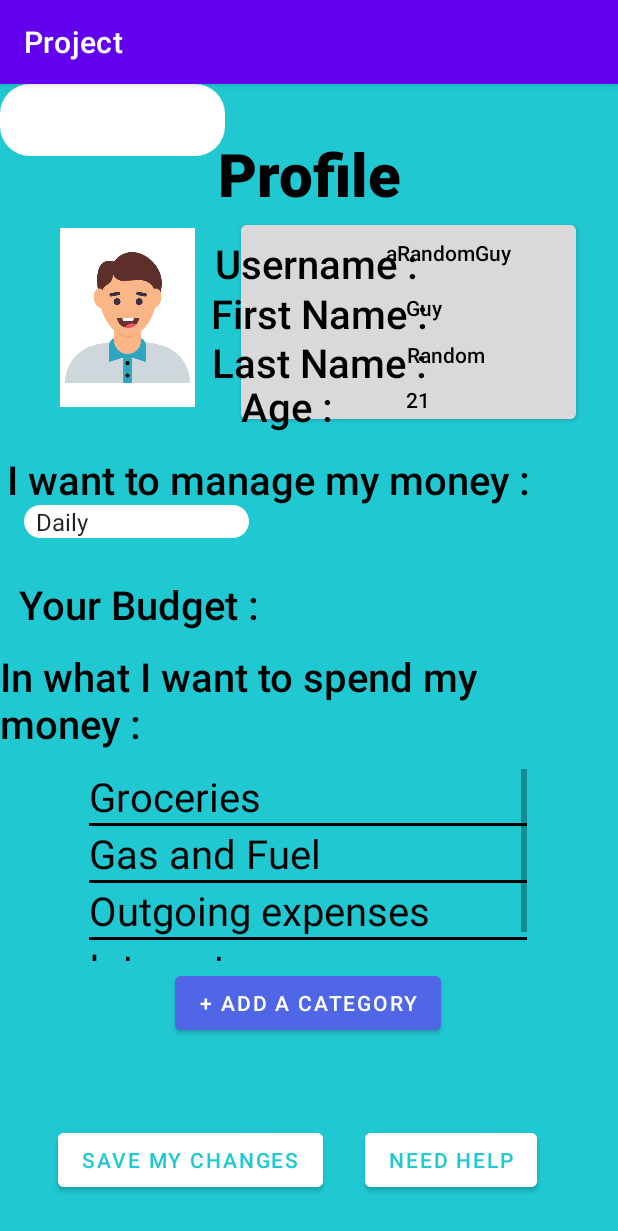
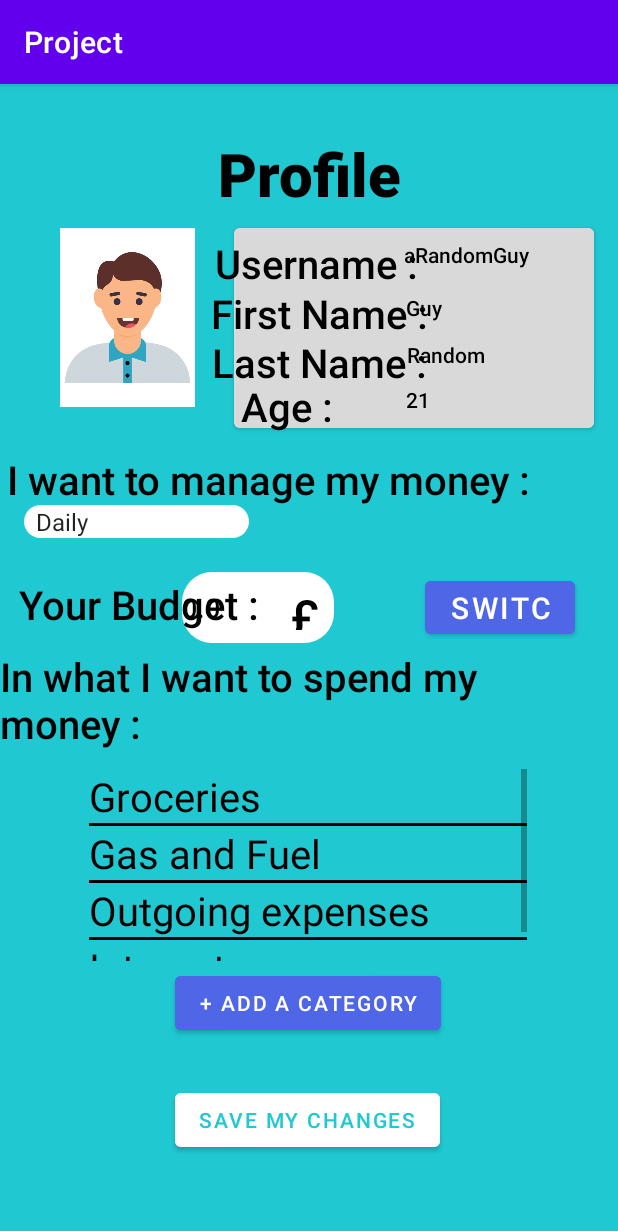
Before and after one commit to JoGaudin/Project, an Android app: the Profile_v2 screen opened directly, with no data from a screen before it, on a phone screen of 412 x 824 dp. Shown: the top 1231 px of the screen. Run offline under Robolectric (Android 15) with nearby library versions, the phone set to English and light mode, and no system bars.

Commit message:
profile adding budget converter

```diff
--- a/app/src/main/java/com/example/project/Profile_v2.java
+++ b/app/src/main/java/com/example/project/Profile_v2.java
@@ -5,15 +5,23 @@ import androidx.appcompat.app.AppCompatActivity;
 import android.os.Bundle;
 import android.util.Log;
 import android.view.View;
-import android.widget.AdapterView;
 import android.widget.ArrayAdapter;
-import android.widget.AutoCompleteTextView;
 import android.widget.Button;
+import android.widget.EditText;
 import android.widget.ListView;
 import android.widget.Spinner;
+import android.widget.TextView;
 import android.widget.Toast;
 
+import java.text.DecimalFormat;
+
 public class Profile_v2 extends AppCompatActivity {
+
+    // Budget
+    Button chCurr;
+    EditText budgetInput;
+    DecimalFormat round = new DecimalFormat("0.0");
+    TextView symbol;
 
     // Categories list view
     String[] categories = {"Groceries", "Gas and Fuel", "Outgoing expenses", "Internet"};
@@ -47,7 +55,7 @@ public class Profile_v2 extends AppCompatActivity {
         listView.setAdapter(arrayAdapter);
 
         // Adding a category when clicking the "Add Category Button"
-        addCat = (Button) findViewById((R.id.addCategory));
+        addCat = (Button) findViewById((R.id.changeCurr));
         addCat.setOnClickListener(new View.OnClickListener() {
             @Override
             public void onClick(View view) {
@@ -57,7 +65,6 @@ public class Profile_v2 extends AppCompatActivity {
 
         // Other buttons
         saveCh = (Button) findViewById(R.id.saveButton2);
-        needHlp = (Button) findViewById(R.id.helpButton);
 
         saveCh.setOnClickListener(new View.OnClickListener() {
             @Override
@@ -66,13 +73,49 @@ public class Profile_v2 extends AppCompatActivity {
             }
         });
 
-        needHlp.setOnClickListener(new View.OnClickListener() {
+        // Budget
+        chCurr = (Button) findViewById(R.id.changeCurr);
+        budgetInput = (EditText) findViewById(R.id.budgetEdit);
+        symbol = (TextView) findViewById(R.id.currSymbol);
+
+        chCurr.setOnClickListener(new View.OnClickListener() {
             @Override
             public void onClick(View view) {
-                Log.i("need help", "onClick: CHCHHCUCU");
+                String editTextVal = budgetInput.getText().toString();
+                if(editTextVal.isEmpty()) {
+                    Toast.makeText(getApplicationContext(), "Please enter a budget value", Toast.LENGTH_LONG).show();
+                }
+                else if(chCurr.getText() == "Switch to €") {
+                    // Changing the value inside the editText
+                    double intEditText = Double.parseDouble(editTextVal);
+                    double convertedVal = convertToEuros(intEditText);
+                    String resString = String.valueOf(round.format(convertedVal));
+                    budgetInput.setText(resString);
+                    // Changing the button value from € to £ and the symbol too
+                    symbol.setText("€");
+                    chCurr.setText("Switch to £");
+                } else {
+                    double intEditText = Double.parseDouble(editTextVal);
+                    double convertedVal = convertToPounds(intEditText);
+                    String resString = String.valueOf(round.format(convertedVal));
+                    budgetInput.setText(resString);
+                    symbol.setText("£");
+                    chCurr.setText("Switch to €");
+                }
+                Log.i("change help", "onClick: yayaay");
             }
         });
+    }
 
+    public double convertToEuros(double poundVal){
+        double resEuro;
+        resEuro = 1.16*poundVal;
+        return resEuro;
+    }
 
+    public double convertToPounds(double euroVal){
+        double resPound;
+        resPound = euroVal/1.16;
+        return resPound;
     }
 }
--- a/app/src/main/res/layout/activity_profile_v2.xml
+++ b/app/src/main/res/layout/activity_profile_v2.xml
@@ -8,33 +8,86 @@
     >
 
     <androidx.constraintlayout.widget.ConstraintLayout
+        android:id="@+id/constraintLayout"
         android:layout_width="match_parent"
-        android:layout_height="match_parent">
-
-        <Button
-            android:id="@+id/big_frame"
-            android:layout_width="223dp"
-            android:layout_height="141dp"
-            android:backgroundTint="@color/grey"
-            app:layout_constraintBottom_toBottomOf="parent"
-            app:layout_constraintEnd_toEndOf="parent"
-            app:layout_constraintHorizontal_bias="0.851"
-            app:layout_constraintStart_toStartOf="parent"
-            app:layout_constraintTop_toTopOf="parent"
-            app:layout_constraintVertical_bias="0.14" />
+        android:layout_height="match_parent"
+        tools:layout_editor_absoluteX="0dp"
+        tools:layout_editor_absoluteY="0dp">
 
         <EditText
             android:id="@+id/budgetEdit"
-            android:layout_width="150dp"
-            android:layout_height="wrap_content"
+            android:layout_width="101dp"
+            android:layout_height="47dp"
             android:background="@drawable/inputbox"
             android:fontFamily="sans-serif-medium"
             android:inputType="numberDecimal"
             android:minWidth="48dp"
             android:minHeight="48dp"
+            android:text="0.0"
             android:textColor="@color/black"
-            tools:layout_editor_absoluteX="130dp"
-            tools:layout_editor_absoluteY="311dp" />
+            app:layout_constraintBottom_toBottomOf="parent"
+            app:layout_constraintEnd_toEndOf="parent"
+            app:layout_constraintHorizontal_bias="0.39"
+            app:layout_constraintStart_toStartOf="parent"
+            app:layout_constraintTop_toTopOf="parent"
+            app:layout_constraintVertical_bias="0.451" />
+
+        <Button
+            android:id="@+id/changeCurr"
+            android:layout_width="100dp"
+            android:layout_height="47dp"
+            android:backgroundTint="@color/dark_button"
+            android:text="Switch to €"
+            android:textColor="@color/white"
+            android:textSize="30px"
+            app:layout_constraintBottom_toBottomOf="parent"
+            app:layout_constraintEnd_toEndOf="parent"
+            app:layout_constraintHorizontal_bias="0.909"
+            app:layout_constraintStart_toStartOf="parent"
+            app:layout_constraintTop_toTopOf="parent"
+            app:layout_constraintVertical_bias="0.451" />
+
+        <TextView
+            android:id="@+id/currSymbol"
+            android:layout_width="24dp"
+            android:layout_height="31dp"
+            android:fontFamily="sans-serif-medium"
+            android:text="£"
+            android:textColor="@color/black"
+            android:textSize="50px"
+            app:layout_constraintBottom_toBottomOf="parent"
+            app:layout_constraintEnd_toEndOf="parent"
+            app:layout_constraintHorizontal_bias="0.498"
+            app:layout_constraintStart_toStartOf="parent"
+            app:layout_constraintTop_toTopOf="parent"
+            app:layout_constraintVertical_bias="0.452" />
+
+        <Button
+            android:id="@+id/saveButton2"
+            android:layout_width="wrap_content"
+            android:layout_height="wrap_content"
+            android:backgroundTint="@color/white"
+            android:text="Save My Changes"
+            android:textColor="@color/bg"
+            app:layout_constraintBottom_toBottomOf="parent"
+            app:layout_constraintEnd_toEndOf="parent"
+            app:layout_constraintHorizontal_bias="0.497"
+            app:layout_constraintStart_toStartOf="parent"
+            app:layout_constraintTop_toTopOf="parent"
+            app:layout_constraintVertical_bias="0.926" />
+
+        <Button
+            android:id="@+id/big_frame"
+            android:layout_width="240dp"
+            android:layout_height="145dp"
+            android:backgroundTint="@color/grey"
+            app:layout_constraintBottom_toBottomOf="parent"
+            app:layout_constraintEnd_toEndOf="parent"
+            app:layout_constraintHorizontal_bias="0.906"
+            app:layout_constraintStart_toStartOf="parent"
+            app:layout_constraintTop_toTopOf="parent"
+            app:layout_constraintVertical_bias="0.145" />
+
     </androidx.constraintlayout.widget.ConstraintLayout>
 
     <TextView
@@ -51,6 +104,162 @@
         app:layout_constraintTop_toTopOf="parent"
         app:layout_constraintVertical_bias="0.046" />
 
+    <Button
+        android:id="@+id/addCategory2"
+        android:layout_width="wrap_content"
+        android:layout_height="wrap_content"
+        android:backgroundTint="@color/dark_button"
+        android:text="+ Add a Category"
+        android:textColor="@color/white"
+        app:layout_constraintBottom_toBottomOf="parent"
+        app:layout_constraintEnd_toEndOf="parent"
+        app:layout_constraintHorizontal_bias="0.497"
+        app:layout_constraintStart_toStartOf="parent"
+        app:layout_constraintTop_toTopOf="parent"
+        app:layout_constraintVertical_bias="0.818" />
+
+    <ImageView
+        android:id="@+id/imageView"
+        android:layout_width="90dp"
+        android:layout_height="119dp"
+        android:background="@color/white"
+        app:layout_constraintBottom_toBottomOf="parent"
+        app:layout_constraintEnd_toEndOf="parent"
+        app:layout_constraintHorizontal_bias="0.124"
+        app:layout_constraintStart_toStartOf="parent"
+        app:layout_constraintTop_toTopOf="parent"
+        app:layout_constraintVertical_bias="0.148"
+        app:srcCompat="@drawable/guy" />
+
+    <ListView
+        android:id="@+id/simplelistview"
+        android:layout_width="292dp"
+        android:layout_height="128dp"
+        android:divider="@color/black"
+        android:dividerHeight="2dp"
+        android:textColor="@color/black"
+        app:layout_constraintBottom_toBottomOf="parent"
+        app:layout_constraintEnd_toEndOf="parent"
+        app:layout_constraintHorizontal_bias="0.495"
+        app:layout_constraintStart_toStartOf="parent"
+        app:layout_constraintTop_toTopOf="parent"
+        app:layout_constraintVertical_bias="0.714" />
+
+    <TextView
+        android:id="@+id/lastNameInput"
+        android:layout_width="wrap_content"
+        android:layout_height="wrap_content"
+        android:fontFamily="sans-serif-medium"
+        android:text="Random"
+        android:textColor="@color/black"
+        app:layout_constraintBottom_toBottomOf="parent"
+        app:layout_constraintEnd_toEndOf="parent"
+        app:layout_constraintHorizontal_bias="0.754"
+        app:layout_constraintStart_toStartOf="parent"
+        app:layout_constraintTop_toTopOf="parent"
+        app:layout_constraintVertical_bias="0.228" />
+
+    <TextView
+        android:id="@+id/firstNameInput"
+        android:layout_width="wrap_content"
+        android:layout_height="wrap_content"
+        android:fontFamily="sans-serif-medium"
+        android:text="Guy"
+        android:textColor="@color/black"
+        app:layout_constraintBottom_toBottomOf="parent"
+        app:layout_constraintEnd_toEndOf="parent"
+        app:layout_constraintHorizontal_bias="0.697"
+        app:layout_constraintStart_toStartOf="parent"
+        app:layout_constraintTop_toTopOf="parent"
+        app:layout_constraintVertical_bias="0.186" />
+
+    <TextView
+        android:id="@+id/ageTxt"
+        android:layout_width="wrap_content"
+        android:layout_height="wrap_content"
+        android:fontFamily="sans-serif-medium"
+        android:text="Age :"
+        android:textColor="@color/black"
+        android:textSize="40px"
+        app:layout_constraintBottom_toBottomOf="parent"
+        app:layout_constraintEnd_toEndOf="parent"
+        app:layout_constraintHorizontal_bias="0.458"
+        app:layout_constraintStart_toStartOf="parent"
+        app:layout_constraintTop_toTopOf="parent"
+        app:layout_constraintVertical_bias="0.269" />
+
+    <Spinner
+        android:id="@+id/spiinner"
+        android:layout_width="150dp"
+        android:layout_height="wrap_content"
+        android:background="@drawable/inputbox"
+        android:spinnerMode="dropdown"
+        app:layout_constraintBottom_toBottomOf="parent"
+        app:layout_constraintEnd_toEndOf="parent"
+        app:layout_constraintHorizontal_bias="0.061"
+        app:layout_constraintStart_toStartOf="parent"
+        app:layout_constraintTop_toTopOf="parent"
+        app:layout_constraintVertical_bias="0.376" />
+
+    <TextView
+        android:id="@+id/budgetTxt2"
+        android:layout_width="wrap_content"
+        android:layout_height="wrap_content"
+        android:fontFamily="sans-serif-medium"
+        android:text="Your Budget :"
+        android:textColor="@color/black"
+        android:textSize="40px"
+        app:layout_constraintBottom_toBottomOf="parent"
+        app:layout_constraintEnd_toEndOf="parent"
+        app:layout_constraintHorizontal_bias="0.05"
+        app:layout_constraintStart_toStartOf="parent"
+        app:layout_constraintTop_toTopOf="parent"
+        app:layout_constraintVertical_bias="0.449" />
+
+    <TextView
+        android:id="@+id/firstNameTxt"
+        android:layout_width="wrap_content"
+        android:layout_height="wrap_content"
+        android:fontFamily="sans-serif-medium"
+        android:text="First Name :"
+        android:textColor="@color/black"
+        android:textSize="40px"
+        app:layout_constraintBottom_toBottomOf="parent"
+        app:layout_constraintEnd_toEndOf="parent"
+        app:layout_constraintHorizontal_bias="0.527"
+        app:layout_constraintStart_toStartOf="parent"
+        app:layout_constraintTop_toTopOf="parent"
+        app:layout_constraintVertical_bias="0.184" />
+
+    <TextView
+        android:id="@+id/usernameInput"
+        android:layout_width="wrap_content"
+        android:layout_height="wrap_content"
+        android:fontFamily="sans-serif-medium"
+        android:text="aRandomGuy"
+        android:textColor="@color/black"
+        app:layout_constraintBottom_toBottomOf="parent"
+        app:layout_constraintEnd_toEndOf="parent"
+        app:layout_constraintHorizontal_bias="0.82"
+        app:layout_constraintStart_toStartOf="parent"
+        app:layout_constraintTop_toTopOf="parent"
+        app:layout_constraintVertical_bias="0.139" />
+
+    <TextView
+        android:id="@+id/freqTxt"
+        android:layout_width="wrap_content"
+        android:layout_height="wrap_content"
+        android:fontFamily="sans-serif-medium"
+        android:text="I want to manage my money :"
+        android:textColor="@color/black"
+        android:textSize="40px"
+        app:layout_constraintBottom_toBottomOf="parent"
+        app:layout_constraintEnd_toEndOf="parent"
+        app:layout_constraintHorizontal_bias="0.075"
+        app:layout_constraintStart_toStartOf="parent"
+        app:layout_constraintTop_toTopOf="parent"
+        app:layout_constraintVertical_bias="0.335" />
+
     <TextView
         android:id="@+id/ageInput"
         android:layout_width="wrap_content"
@@ -64,7 +273,6 @@
         app:layout_constraintStart_toStartOf="parent"
         app:layout_constraintTop_toTopOf="parent"
         app:layout_constraintVertical_bias="0.268" />
-
 
     <TextView
         android:id="@+id/userTxt"
@@ -82,42 +290,12 @@
         app:layout_constraintVertical_bias="0.138" />
 
     <TextView
-        android:textColor="@color/black"
-        android:fontFamily="sans-serif-medium"
-        android:id="@+id/freqTxt"
-        android:layout_width="wrap_content"
-        android:layout_height="wrap_content"
-        android:text="I want to manage my money :"
-        android:textSize="40px"
-        app:layout_constraintBottom_toBottomOf="parent"
-        app:layout_constraintEnd_toEndOf="parent"
-        app:layout_constraintHorizontal_bias="0.075"
-        app:layout_constraintStart_toStartOf="parent"
-        app:layout_constraintTop_toTopOf="parent"
-        app:layout_constraintVertical_bias="0.335" />
-
-    <TextView
-        android:textColor="@color/black"
-        android:fontFamily="sans-serif-medium"
-        android:id="@+id/budgetTxt"
-        android:layout_width="wrap_content"
-        android:layout_height="wrap_content"
-        android:text="Your Budget :"
-        android:textSize="40px"
-        app:layout_constraintBottom_toBottomOf="parent"
-        app:layout_constraintEnd_toEndOf="parent"
-        app:layout_constraintHorizontal_bias="0.05"
-        app:layout_constraintStart_toStartOf="parent"
-        app:layout_constraintTop_toTopOf="parent"
-        app:layout_constraintVertical_bias="0.449" />
-
-    <TextView
-        android:textColor="@color/black"
-        android:fontFamily="sans-serif-medium"
         android:id="@+id/categoriesTxt"
         android:layout_width="wrap_content"
         android:layout_height="wrap_content"
+        android:fontFamily="sans-serif-medium"
         android:text="In what I want to spend my money :"
+        android:textColor="@color/black"
         android:textSize="40px"
         app:layout_constraintBottom_toBottomOf="parent"
         app:layout_constraintEnd_toEndOf="parent"
@@ -127,27 +305,12 @@
         app:layout_constraintVertical_bias="0.538" />
 
     <TextView
-        android:textColor="@color/black"
-        android:fontFamily="sans-serif-medium"
-        android:id="@+id/firstNameTxt"
-        android:layout_width="wrap_content"
-        android:layout_height="wrap_content"
-        android:text="First Name :"
-        android:textSize="40px"
-        app:layout_constraintBottom_toBottomOf="parent"
-        app:layout_constraintEnd_toEndOf="parent"
-        app:layout_constraintHorizontal_bias="0.527"
-        app:layout_constraintStart_toStartOf="parent"
-        app:layout_constraintTop_toTopOf="parent"
-        app:layout_constraintVertical_bias="0.184" />
-
-    <TextView
-        android:textColor="@color/black"
-        android:fontFamily="sans-serif-medium"
         android:id="@+id/lastNameTxt"
         android:layout_width="wrap_content"
         android:layout_height="wrap_content"
+        android:fontFamily="sans-serif-medium"
         android:text="Last Name :"
+        android:textColor="@color/black"
         android:textSize="40px"
         app:layout_constraintBottom_toBottomOf="parent"
         app:layout_constraintEnd_toEndOf="parent"
@@ -156,144 +319,5 @@
         app:layout_constraintTop_toTopOf="parent"
         app:layout_constraintVertical_bias="0.229" />
 
-    <TextView
-        android:textColor="@color/black"
-        android:fontFamily="sans-serif-medium"
-        android:id="@+id/ageTxt"
-        android:layout_width="wrap_content"
-        android:layout_height="wrap_content"
-        android:text="Age :"
-        android:textSize="40px"
-        app:layout_constraintBottom_toBottomOf="parent"
-        app:layout_constraintEnd_toEndOf="parent"
-        app:layout_constraintHorizontal_bias="0.458"
-        app:layout_constraintStart_toStartOf="parent"
-        app:layout_constraintTop_toTopOf="parent"
-        app:layout_constraintVertical_bias="0.269" />
-
-    <Button
-        android:id="@+id/addCategory"
-        android:layout_width="wrap_content"
-        android:layout_height="wrap_content"
-        android:backgroundTint="@color/dark_button"
-        android:text="+ Add a Category"
-        android:textColor="@color/white"
-        app:layout_constraintBottom_toBottomOf="parent"
-        app:layout_constraintEnd_toEndOf="parent"
-        app:layout_constraintHorizontal_bias="0.497"
-        app:layout_constraintStart_toStartOf="parent"
-        app:layout_constraintTop_toTopOf="parent"
-        app:layout_constraintVertical_bias="0.818" />
-
-    <Button
-        android:id="@+id/saveButton2"
-        android:layout_width="wrap_content"
-        android:layout_height="wrap_content"
-        android:backgroundTint="@color/white"
-        android:text="Save My Changes"
-        android:textColor="@color/bg"
-        app:layout_constraintBottom_toBottomOf="parent"
-        app:layout_constraintEnd_toEndOf="parent"
-        app:layout_constraintHorizontal_bias="0.163"
-        app:layout_constraintStart_toStartOf="parent"
-        app:layout_constraintTop_toTopOf="parent"
-        app:layout_constraintVertical_bias="0.963" />
-
-    <Button
-        android:id="@+id/helpButton"
-        android:layout_width="wrap_content"
-        android:layout_height="wrap_content"
-        android:backgroundTint="@color/white"
-        android:text="Need Help"
-        android:textColor="@color/bg"
-        app:layout_constraintBottom_toBottomOf="parent"
-        app:layout_constraintEnd_toEndOf="parent"
-        app:layout_constraintHorizontal_bias="0.819"
-        app:layout_constraintStart_toStartOf="parent"
-        app:layout_constraintTop_toTopOf="parent"
-        app:layout_constraintVertical_bias="0.963" />
-
-    <ListView
-        android:id="@+id/simplelistview"
-        android:layout_width="292dp"
-        android:layout_height="128dp"
-        android:textColor="@color/black"
-        android:divider="@color/black"
-        android:dividerHeight="2dp"
-        app:layout_constraintBottom_toBottomOf="parent"
-        app:layout_constraintEnd_toEndOf="parent"
-        app:layout_constraintHorizontal_bias="0.495"
-        app:layout_constraintStart_toStartOf="parent"
-        app:layout_constraintTop_toTopOf="parent"
-        app:layout_constraintVertical_bias="0.714" />
-
-    <TextView
-        android:id="@+id/userInput"
-        android:layout_width="wrap_content"
-        android:layout_height="wrap_content"
-        android:fontFamily="sans-serif-medium"
-        android:text="aRandomGuy"
-        android:textColor="@color/black"
-        app:layout_constraintBottom_toBottomOf="parent"
-        app:layout_constraintEnd_toEndOf="parent"
-        app:layout_constraintHorizontal_bias="0.782"
-        app:layout_constraintStart_toStartOf="parent"
-        app:layout_constraintTop_toTopOf="parent"
-        app:layout_constraintVertical_bias="0.137" />
-
-    <TextView
-        android:id="@+id/firstNameInput"
-        android:layout_width="wrap_content"
-        android:layout_height="wrap_content"
-        android:fontFamily="sans-serif-medium"
-        android:text="Guy"
-        android:textColor="@color/black"
-        app:layout_constraintBottom_toBottomOf="parent"
-        app:layout_constraintEnd_toEndOf="parent"
-        app:layout_constraintHorizontal_bias="0.697"
-        app:layout_constraintStart_toStartOf="parent"
-        app:layout_constraintTop_toTopOf="parent"
-        app:layout_constraintVertical_bias="0.186" />
-
-    <TextView
-        android:id="@+id/lastNameInput"
-        android:layout_width="wrap_content"
-        android:layout_height="wrap_content"
-        android:fontFamily="sans-serif-medium"
-        android:text="Random"
-        android:textColor="@color/black"
-        app:layout_constraintBottom_toBottomOf="parent"
-        app:layout_constraintEnd_toEndOf="parent"
-        app:layout_constraintHorizontal_bias="0.754"
-        app:layout_constraintStart_toStartOf="parent"
-        app:layout_constraintTop_toTopOf="parent"
-        app:layout_constraintVertical_bias="0.228" />
-
-    <ImageView
-        android:id="@+id/imageView"
-        android:layout_width="90dp"
-        android:layout_height="119dp"
-        android:background="@color/white"
-        app:layout_constraintBottom_toBottomOf="parent"
-        app:layout_constraintEnd_toEndOf="parent"
-        app:layout_constraintHorizontal_bias="0.124"
-        app:layout_constraintStart_toStartOf="parent"
-        app:layout_constraintTop_toTopOf="parent"
-        app:layout_constraintVertical_bias="0.148"
-        app:srcCompat="@drawable/guy" />
-
-    <Spinner
-        android:background="@drawable/inputbox"
-        android:id="@+id/spiinner"
-        android:layout_width="150dp"
-        android:layout_height="wrap_content"
-        android:spinnerMode="dropdown"
-        app:layout_constraintBottom_toBottomOf="parent"
-        app:layout_constraintEnd_toEndOf="parent"
-        app:layout_constraintHorizontal_bias="0.061"
-        app:layout_constraintStart_toStartOf="parent"
-        app:layout_constraintTop_toTopOf="parent"
-        app:layout_constraintVertical_bias="0.376" />
-
 
 </androidx.constraintlayout.widget.ConstraintLayout>
```
